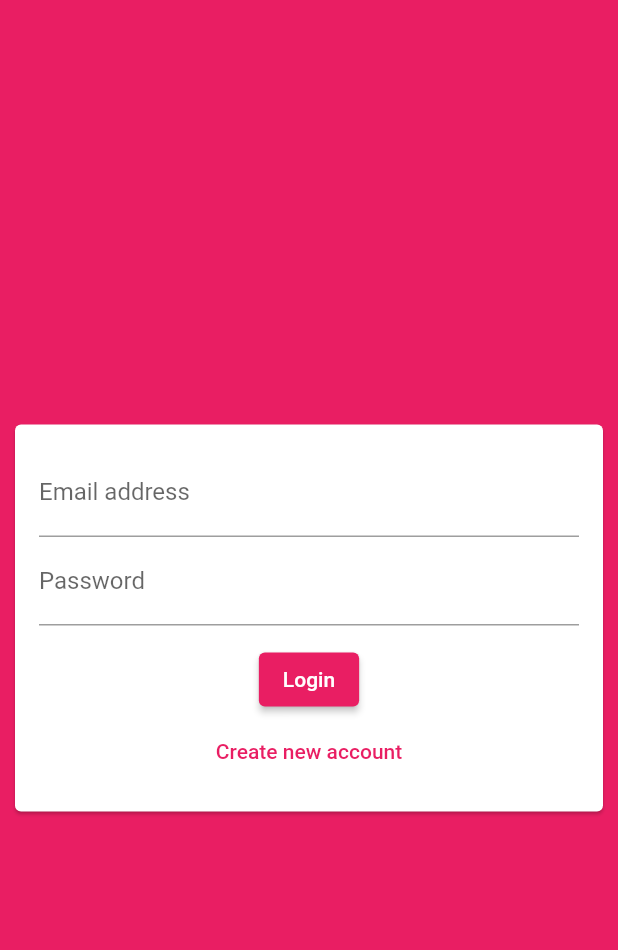
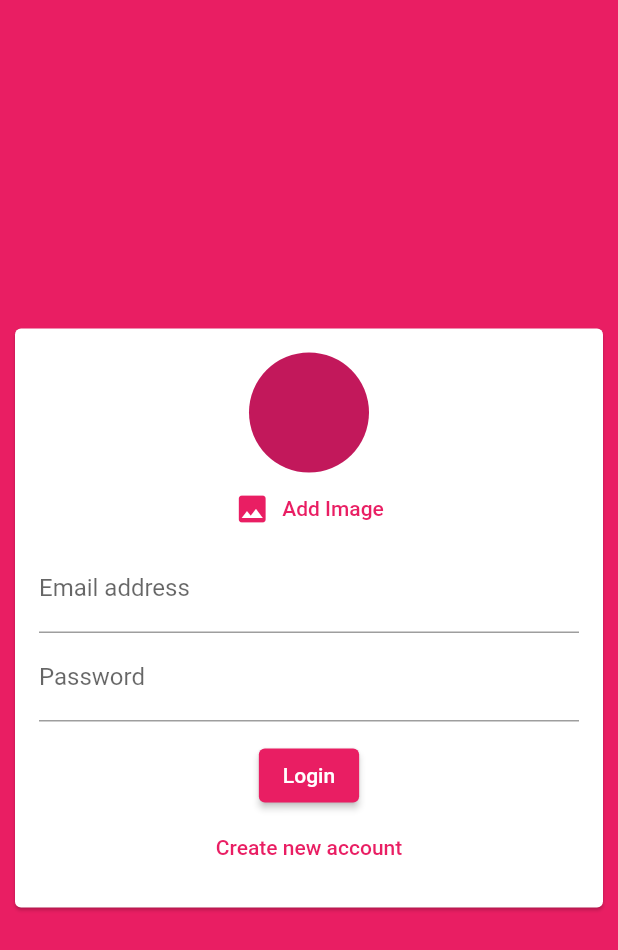
Before and after one commit to gentixyann/fluChat, a Flutter app: the screen it shows after launch, on a phone screen of 412 x 824 dp. Shown: the top 950 px of the screen. Run offline on Flutter 3.47's test engine with Material 2 defaults, Android fonts, the phone set to English and light mode, and no system bars; our stand-ins replace cloud_firestore, firebase_auth, firebase_core; accounts and stored records are empty.

Commit message:
login画面でCircleAvatar追加

```diff
--- a/lib/widgets/auth/auth_form.dart
+++ b/lib/widgets/auth/auth_form.dart
@@ -55,6 +55,17 @@ class _AuthFormState extends State<AuthForm> {
               child: Column(
                 mainAxisSize: MainAxisSize.min,
                 children: <Widget>[
+                  CircleAvatar(
+                    radius: 40,
+                  ),
+                  TextButton.icon(
+                    onPressed: () {},
+                    icon: Icon(Icons.image),
+                    label: Text(
+                      'Add Image',
+                      style: TextStyle(color: Theme.of(context).primaryColor),
+                    ),
+                  ),
                   TextFormField(
                     key: ValueKey('email'),
                     validator: (value) {
```
